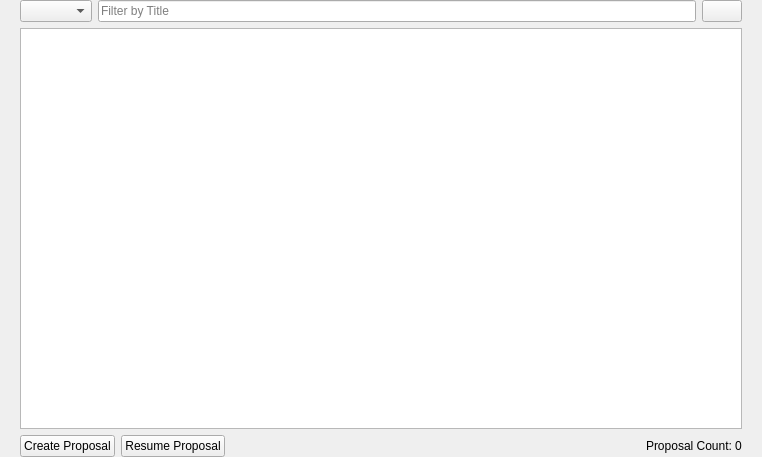
Qt form src/qt/forms/proposallist.ui (dashpay/dash) before a commit.
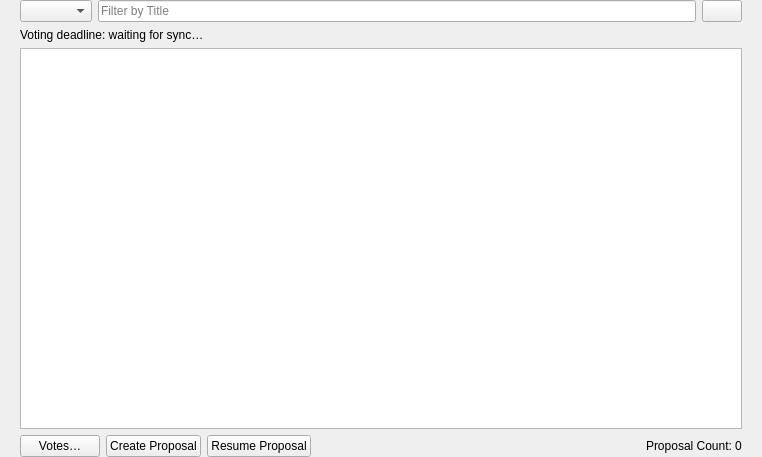
The same form after that commit.

Commit message: feat(qt): show wallet proposal votes and select voting masternodes

```diff
--- a/src/qt/forms/proposallist.ui
+++ b/src/qt/forms/proposallist.ui
@@ -64,6 +64,12 @@
        </item>
       </layout>
      </item>
+     <item>
+      <widget class="QLabel" name="votingDeadline">
+       <property name="text"><string>Voting deadline: waiting for sync…</string></property>
+       <property name="wordWrap"><bool>true</bool></property>
+      </widget>
+     </item>
      <item>
       <widget class="QStackedWidget" name="proposalStack">
        <widget class="QTableView" name="govTableView">
@@ -112,6 +118,12 @@
      </item>
      <item>
       <layout class="QHBoxLayout" name="horizontalLayout_bottom">
+       <item>
+        <widget class="QPushButton" name="btnVote">
+         <property name="text"><string>Votes…</string></property>
+         <property name="toolTip"><string>View your current votes and vote with selected masternodes</string></property>
+        </widget>
+       </item>
        <item>
         <widget class="QPushButton" name="btnCreateProposal">
          <property name="text">
```
The commit also changes 14 other files.
